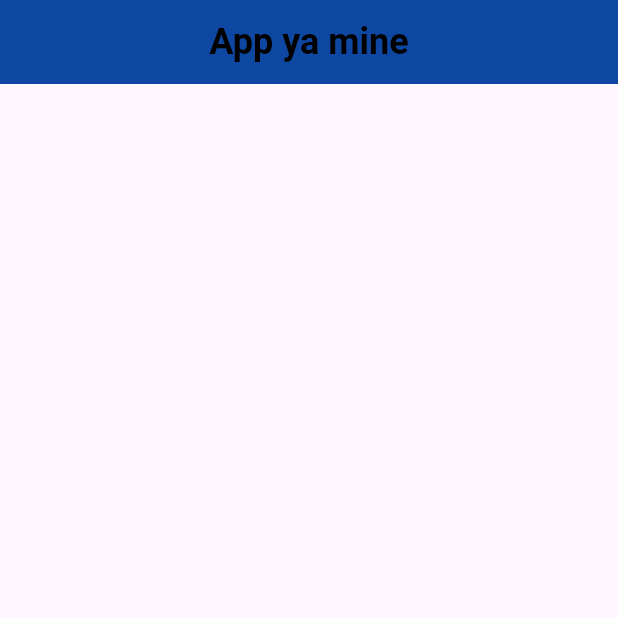
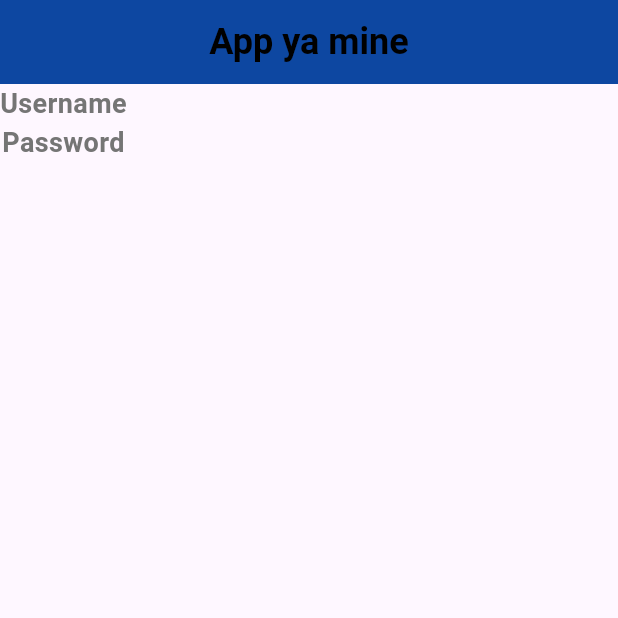
Before and after one commit to eiidoubleyuwes/nimeku-dart-a, a Flutter app: the screen it shows after launch, on a phone screen of 412 x 824 dp, the top half of it. Run offline on Flutter 3.47's test engine with Material 3 defaults, Android fonts, the phone set to English and light mode, and no system bars.

Commit message:
Feat:Added styling

```diff
--- a/lab_flutter/lib/configs/constants.dart
+++ b/lab_flutter/lib/configs/constants.dart
@@ -3,3 +3,7 @@ import 'package:flutter/material.dart';
 const Color primaryColor = Color(0xFF0D47A1);
 const Color appWhiteColor = Color(0xFFFFFFFF);
 const Color headercolor = Color(0xFF000000);
+const Color textcolorgrey = Color(0xFF757575);
+const Color textcolorlightgrey = Color(0xFFBDBDBD);
+const Color textcolorwhite = Color(0xFFFFFFFF);
+const Color textcolorblack = Color(0xFF000000);
--- a/lab_flutter/lib/main.dart
+++ b/lab_flutter/lib/main.dart
@@ -25,6 +25,21 @@ class Home extends StatelessWidget {
           fontSize: 24.0,
           fontWeight: FontWeight.bold,
       )
-    ));
+    ),
+    body: Column(
+      children: [
+        Text('Username', style: TextStyle(
+          color: textcolorgrey,
+          fontSize: 18.0,
+          fontWeight: FontWeight.bold,
+        )),
+        Text('Password', style: TextStyle(
+          color: textcolorgrey,
+          fontSize: 18.0,
+          fontWeight: FontWeight.bold,
+        )),
+      ],
+    ),
+    );
   }
 }
```
